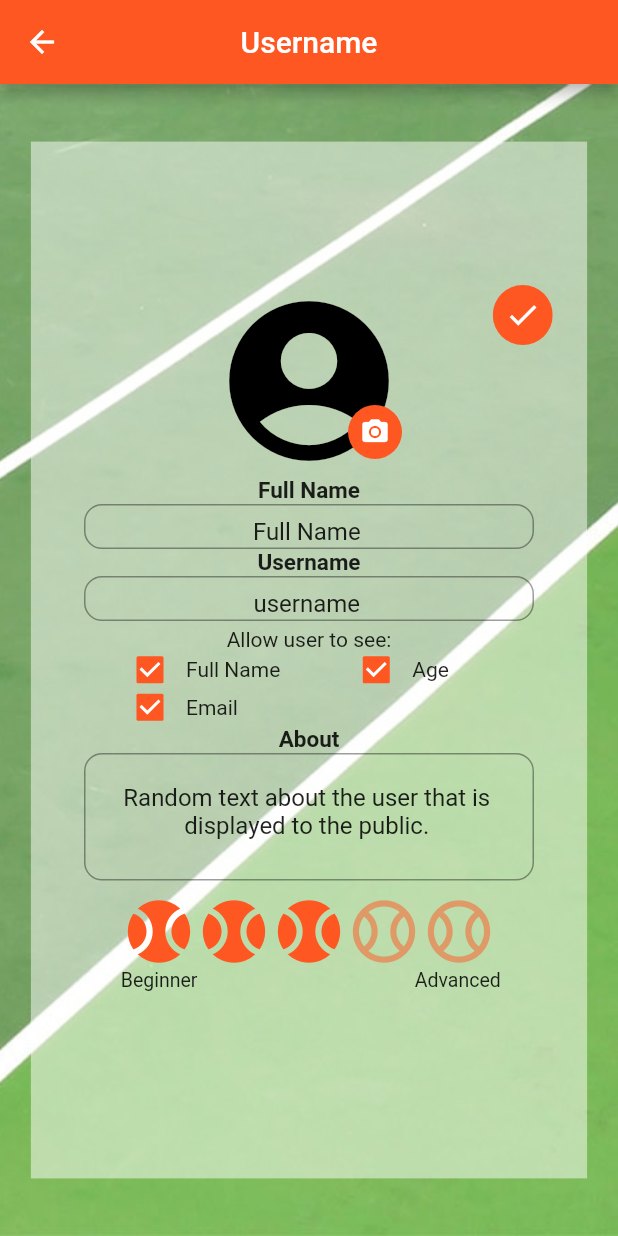
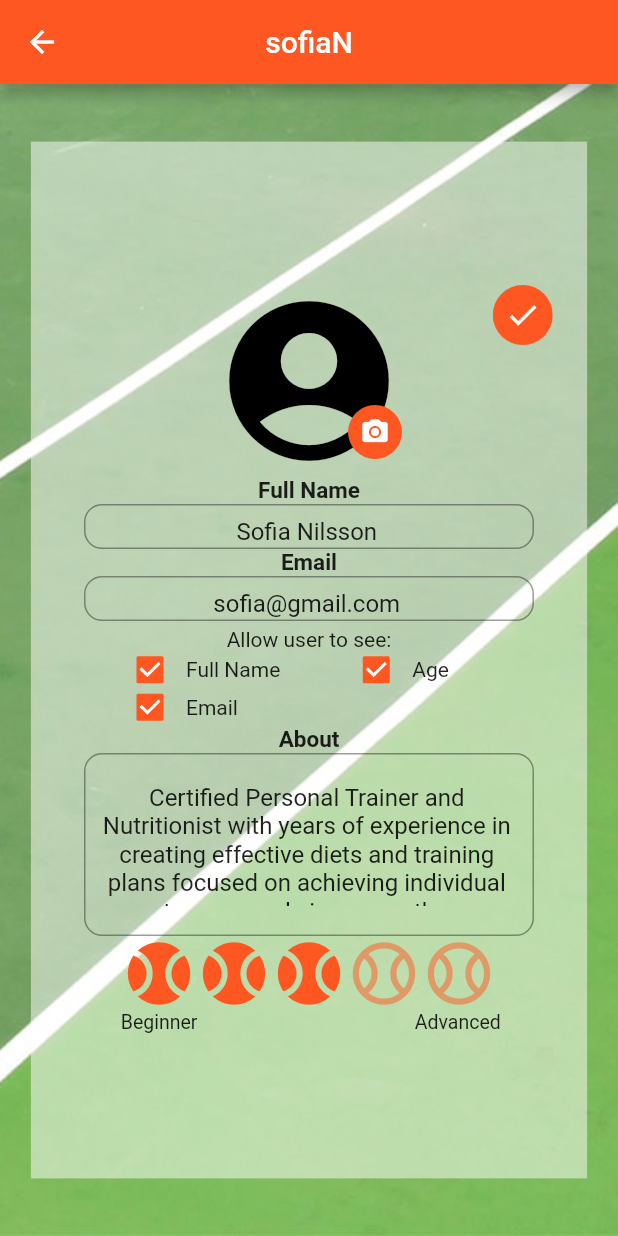
Before and after one commit to G-mi/PVT, a Flutter app: the EditProfile screen opened directly, on a phone screen of 412 x 824 dp. Run offline on Flutter 3.47's test engine with Material 2 defaults, Android fonts, the phone set to English and light mode, and no system bars; our stand-ins replace google_maps_flutter, shared_preferences; missing offline and left inert: dart:html; accounts and stored records are empty.

Commit message:
More Progress on the profile And Added funtions on User.dart. Also added some dependencies to be able to select a profile picture

```diff
--- a/lib/EditProfile.dart
+++ b/lib/EditProfile.dart
@@ -1,5 +1,6 @@
 import 'package:flutter/cupertino.dart';
 import 'package:flutter/material.dart';
+import 'package:frontend/UserPreferences.dart';
 import 'package:frontend/Widgets/profileWidget.dart';
 import 'package:frontend/Widgets/textFieldWidget.dart';
 
@@ -12,9 +13,7 @@ class EditProfile extends StatefulWidget {
 }
 
 class _EditProfileState extends State<EditProfile> {
-  bool _showFullName = true;
-  bool _showAge = true;
-  bool _showEmail = true;
+  var user = UserPreferences.myUser;
 
   @override
   Widget build(BuildContext context) {
@@ -38,7 +37,7 @@ class _EditProfileState extends State<EditProfile> {
       backgroundColor: Colors.deepOrange,
       centerTitle: true,
       title: Text(
-        'Username', //user.username
+        user.userName,
       ),
     );
   }
@@ -72,31 +71,6 @@ class _EditProfileState extends State<EditProfile> {
                 children: [
                   Stack(
                     children: [
-                      Container(
-                        width: 325,
-                        height: 40,
-                        color: Colors.transparent,
-                        child: Align(
-                          alignment: Alignment.bottomRight,
-                          child: ClipOval(
-                            child: Material(
-                              color: Colors.deepOrange,
-                              child: InkWell(
-                                splashColor: Colors.green,
-                                child: SizedBox(
-                                  width: 40,
-                                  height: 40,
-                                  child: Icon(
-                                    Icons.check,
-                                    color: Colors.white,
-                                  ),
-                                ),
-                                onTap: () {},
-                              ),
-                            ),
-                          ),
-                        ),
-                      ),
                       Column(
                         children: [
                           Container(
@@ -108,7 +82,7 @@ class _EditProfileState extends State<EditProfile> {
                               child: Stack(
                                 children: [
                                   ProfileWidget(
-                                    imagePath: '',
+                                    imagePath: user.imagePath,
                                   ),
                                   Positioned(
                                     top: 80,
@@ -128,13 +102,19 @@ class _EditProfileState extends State<EditProfile> {
                               children: [
                                 TextFieldWidget(
                                   label: 'Full Name',
-                                  text: 'Full Name',  //user.fullName
-                                  onChanged: (name) {},
+                                  text: user.getFullName(),
+                                  onChanged: (name) {
+                                    var split = name.split(' ');
+                                    print(split[2]);
+                                    user = user.copy();
+                                  },
                                 ),
                                 TextFieldWidget(
-                                  label: 'Username',
-                                  text: 'username',  //user.fullName
-                                  onChanged: (userName) {},
+                                  label: 'Email',
+                                  text: user.email,
+                                  onChanged: (email) {
+                                    user = user.copy(email: email);
+                                  },
                                 ),
                               ],
                             ),
@@ -155,10 +135,10 @@ class _EditProfileState extends State<EditProfile> {
                                     children: [
                                       SizedBox(width: 20,),
                                       Checkbox(
-                                        value: _showFullName,
+                                        value: user.showFullName,
                                         onChanged: (value) {
                                           setState(() {
-                                            _showFullName = value;
+                                            user = user.copy(showFullName: value);
                                           });
                                         },
                                         activeColor: Colors.deepOrange,
@@ -166,10 +146,10 @@ class _EditProfileState extends State<EditProfile> {
                                       Text('Full Name'),
                                       SizedBox(width: 40,),
                                       Checkbox(
-                                        value: _showAge,
+                                        value: user.showAge,
                                         onChanged: (value) {
                                           setState(() {
-                                            _showAge = value;
+                                            user = user.copy(showAge: value);
                                           });
                                         },
                                         activeColor: Colors.deepOrange,
@@ -185,10 +165,10 @@ class _EditProfileState extends State<EditProfile> {
                                     children: [
                                       SizedBox(width: 20,),
                                       Checkbox(
-                                        value: _showEmail,
+                                        value: user.showEmail,
                                         onChanged: (value) {
                                           setState(() {
-                                            _showEmail = value;
+                                            user = user.copy(showEmail: value);
                                           });
                                         },
                                         activeColor: Colors.deepOrange,
@@ -202,22 +182,24 @@ class _EditProfileState extends State<EditProfile> {
                           ),
                           Container(
                             width: 325,
-                            height: 112,
+                            height: 140,
                             color: Colors.transparent,
                             child: Column(
                               children: [
                                 TextFieldWidget(
                                   label: 'About',
-                                  height: 85,
+                                  height: 122,
                                   maxLines: 5,
-                                  text: 'Random text about the user that is displayed to the public.',  //user.fullName
-                                  onChanged: (about) {},
+                                  text: user.aboutInfo,
+                                  onChanged: (about) {
+                                    user = user.copy(aboutInfo: about);
+                                  },
                                 ),
                               ],
                             ),
                           ),
                           SkillRatingWidget(
-                            skillValue: 3,
+                            skillValue: user.skillLevel,
                             selectedBall: Icon(
                               Icons.sports_baseball,
                               color: Colors.deepOrange,
@@ -242,6 +224,33 @@ class _EditProfileState extends State<EditProfile> {
                             ],
                           ),
                         ],
+                      ),
+                      Container(
+                        width: 325,
+                        height: 40,
+                        color: Colors.transparent,
+                        child: Align(
+                          alignment: Alignment.bottomRight,
+                          child: ClipOval(
+                            child: Material(
+                              color: Colors.deepOrange,
+                              child: SizedBox(
+                                width: 40,
+                                height: 40,
+                                child: IconButton(
+                                  icon: Icon(Icons.check),
+                                  color: Colors.white,
+                                  onPressed: () {
+                                    UserPreferences.setUser(user);
+                                    Navigator.push(
+                                        context,
+                                        MaterialPageRoute(builder: (_) => Profile()));
+                                  },
+                                ),
+                              ),
+                            ),
+                          ),
+                        ),
                       ),
                     ],
                   ),
--- a/lib/User.dart
+++ b/lib/User.dart
@@ -1,3 +1,6 @@
+import 'dart:html';
+import 'dart:io';
+
 import 'Friend.dart';
 
 class User {
@@ -5,8 +8,13 @@ class User {
   String lastName;
   String userName;
   String email;
+  String aboutInfo;
+  String imagePath;
   int skillLevel;
   int age;
+  bool showFullName;
+  bool showAge;
+  bool showEmail;
   List<Friend> friends;
   List<Match> plannedMatches;
   String profilePicturePath;
@@ -28,14 +36,19 @@ class User {
       this.userName,
       this.age);
 
-  User.full(
+  User.full({
     this.firstName,
     this.lastName,
     this.userName,
     this.email,
+    this.aboutInfo,
+    this.imagePath,
     this.age,
     this.skillLevel,
-      );
+    this.showEmail,
+    this.showFullName,
+    this.showAge,
+  });
 
   void getFriends(){
     this.friends = debugFriends; //Debug test
@@ -55,6 +68,34 @@ class User {
     new Friend('Monica')
   ];
 
+  User copy({
+    String firstName,
+    String lastName,
+    String userName,
+    String email,
+    String aboutInfo,
+    String imagePath,
+    int age,
+    int skillLevel,
+    bool showEmail,
+    bool showFullName,
+    bool showAge,
+  }) => User.full(
+    firstName: firstName ?? this.firstName,
+    lastName: lastName ?? this.lastName,
+    userName: userName ?? this.userName,
+    email: email ?? this.email,
+    aboutInfo: aboutInfo ?? this.aboutInfo,
+    imagePath: imagePath ?? this.imagePath,
+    age: age ?? this.age,
+    skillLevel: skillLevel ?? this.skillLevel,
+    showEmail: showEmail ?? this.showEmail,
+    showFullName: showFullName ?? this.showFullName,
+    showAge: showAge ?? this.showAge,
+  );
+
+
+
     //TODO: Complete with all data that is to be loaded
   factory User.fromJson(Map<String, dynamic> json){
     return User.namesOnly(
@@ -65,11 +106,33 @@ class User {
 
   factory User.fromJsonFull(Map<String, dynamic> json){
     return User.full(
-        json['firstName'],
-        json['lastName'],
-        json['name'],
-        json['email'],
-        json['age'],
-        json['skillLevel']);
+        firstName: json['firstName'],
+        lastName: json['lastName'],
+        userName: json['userName'],
+        email: json['email'],
+        aboutInfo: json['aboutInfo'],
+        imagePath: json['imagePath'],
+        age: json['age'],
+        skillLevel: json['skillLevel'],
+        showFullName: json['showFullName'],
+        showAge: json['showAge'],
+        showEmail: json['showEmail']
+    );
+  }
+
+  Map<String, dynamic> toJson(){
+    return {
+      'firstName' : firstName,
+      'lastName' : lastName,
+      'username' : userName,
+      'email' : email,
+      'aboutInfo' : aboutInfo,
+      'imagePath' : imagePath,
+      'age' : age,
+      'skillLevel' : skillLevel,
+      'showFullName' : showFullName,
+      'showAge' : showAge,
+      'showEmail' : showEmail,
+    };
   }
 }
--- /dev/null
+++ b/lib/UserPreferences.dart
@@ -0,0 +1,37 @@
+import 'dart:convert';
+
+import 'package:shared_preferences/shared_preferences.dart';
+
+import 'User.dart';
+
+class UserPreferences {
+  static SharedPreferences _preferences;
+  static const _keyUser = 'user';
+
+  static final myUser = User.full(
+    firstName: 'Sofia',
+    lastName: 'Nilsson',
+    userName: 'sofiaN',
+    email: 'sofia@gmail.com',
+    age: 25,
+    skillLevel: 3,
+    aboutInfo: 'Certified Personal Trainer and Nutritionist with years of experience in creating effective diets and training plans focused on achieving individual customers goals in a smooth way.',
+    showAge: true,
+    showEmail: true,
+    showFullName: true,
+    imagePath: '',
+  );
+
+  static Future init() async =>
+      _preferences = await SharedPreferences.getInstance();
+
+  static Future setUser(User user) async {
+    final json = jsonEncode(user.toJson());
+    await _preferences.setString(_keyUser, json);
+  }
+
+  static User getUser() {
+    final json = _preferences.getString(_keyUser);
+    return json == null ? myUser : User.fromJsonFull(jsonDecode(json));
+  }
+}
--- a/lib/Widgets/textFieldWidget.dart
+++ b/lib/Widgets/textFieldWidget.dart
@@ -51,6 +51,7 @@ class _TextFieldWidgetState extends State<TextFieldWidget> {
               ),
             ),
             maxLines: widget.maxLines,
+            onChanged: widget.onChanged,
           ),
         ),
       ],
--- a/pubspec.yaml
+++ b/pubspec.yaml
@@ -23,6 +23,11 @@ environment:
 dependencies:
   http: ^0.13.3
   shared_preferences: ^2.0.5
+
+  # pick image
+  image_picker: ^0.7.4
+  # store image
+  path_provider: ^2.0.1
 
   flutter:
     sdk: flutter
```
Also changed, not shown: lib/Profile.dart (+18 -23 lines), lib/main.dart (+6 -1 lines), pubspec.lock. Lines whose indentation alone changed are shown as unchanged.
